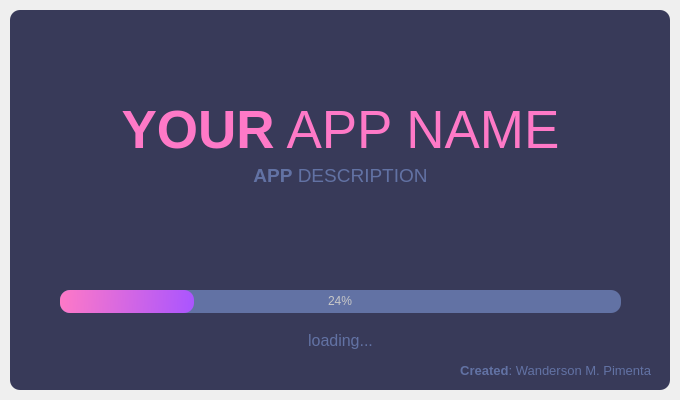
The window that GUI/SplashScreen/SplashUI.ui (Backist/CRUD) describes before a commit, drawn with Qt 5.
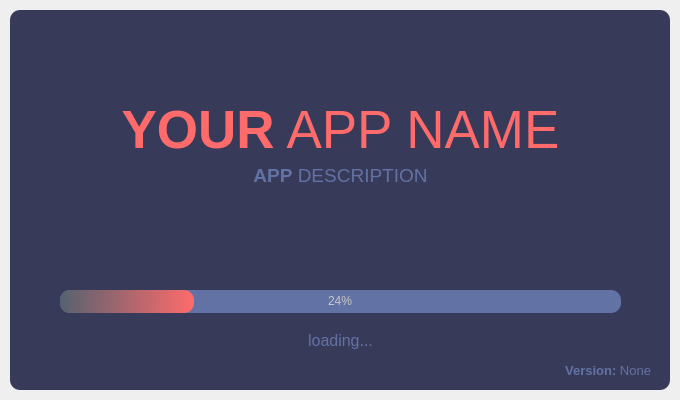
The same window after the commit.

Patch:
```diff
--- a/GUI/SplashScreen/SplashUI.ui
+++ b/GUI/SplashScreen/SplashUI.ui
@@ -61,7 +61,7 @@
         </font>
        </property>
        <property name="styleSheet">
-        <string notr="true">color: rgb(254, 121, 199);</string>
+        <string notr="true">color: rgb(255, 107, 107)</string>
        </property>
        <property name="text">
         <string>&lt;strong&gt;YOUR&lt;/strong&gt; APP NAME</string>
@@ -115,7 +115,7 @@
 }
 QProgressBar::chunk{
 	border-radius: 10px;
-	background-color: qlineargradient(spread:pad, x1:0, y1:0.511364, x2:1, y2:0.523, stop:0 rgba(254, 121, 199, 255), stop:1 rgba(170, 85, 255, 255));
+	background-color: qlineargradient(spread:pad,x1:0, y1:0.511364, x2:1, y2:0.523, stop:0 rgba(85, 98, 112, 255), stop:1 rgba(255, 107, 107, 255));
 }</string>
        </property>
        <property name="value">
@@ -166,7 +166,7 @@
         <string notr="true">color: rgb(98, 114, 164);</string>
        </property>
        <property name="text">
-        <string>&lt;strong&gt;Created&lt;/strong&gt;: Wanderson M. Pimenta</string>
+        <string>&lt;html&gt;&lt;head/&gt;&lt;body&gt;&lt;p&gt;&lt;span style=&quot; font-weight:600;&quot;&gt;Version: &lt;/span&gt;None&lt;/p&gt;&lt;/body&gt;&lt;/html&gt;</string>
        </property>
        <property name="alignment">
         <set>Qt::AlignRight|Qt::AlignTrailing|Qt::AlignVCenter</set>
```
Left out of the diff: 4 changed lines with no effect on the pictures.
